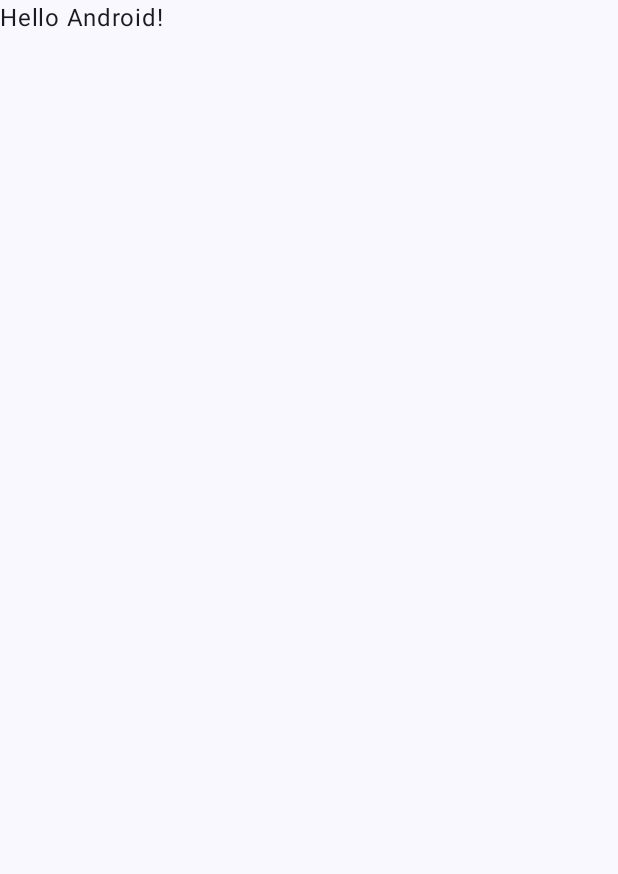
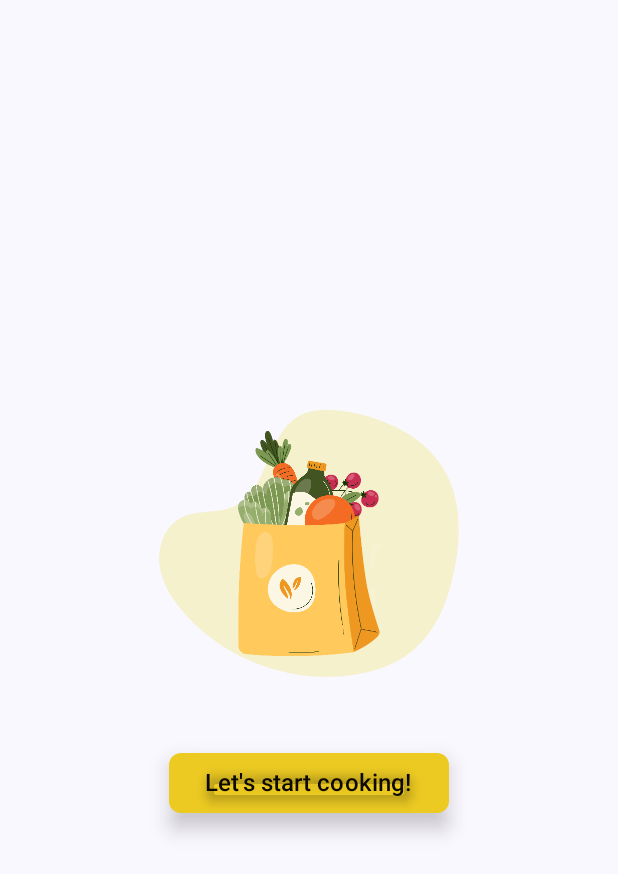
Before and after one commit to PAMN-P10/PAMN_Project, an Android app built with Jetpack Compose: the screen it shows after launch (MainActivity), on a phone screen of 412 x 824 dp. Before the commit the part shown is almost empty. Shown: the top 874 px of the screen. Run offline under Robolectric (Android 15) with nearby library versions, the phone set to English and light mode, and no system bars.

Commit message:
welcomes screens baselines

```diff
--- a/app/build.gradle.kts
+++ b/app/build.gradle.kts
@@ -49,6 +49,9 @@ dependencies {
     implementation(libs.androidx.ui.graphics)
     implementation(libs.androidx.ui.tooling.preview)
     implementation(libs.androidx.material3)
+    implementation(libs.androidx.navigation.runtime.ktx)
+    implementation(libs.androidx.navigation.compose)
+    implementation(libs.coil.compose)
     testImplementation(libs.junit)
     androidTestImplementation(libs.androidx.junit)
     androidTestImplementation(libs.androidx.espresso.core)
--- a/app/src/main/java/com/example/pamn_project/MainActivity.kt
+++ b/app/src/main/java/com/example/pamn_project/MainActivity.kt
@@ -7,10 +7,16 @@ import androidx.activity.enableEdgeToEdge
 import androidx.compose.foundation.layout.fillMaxSize
 import androidx.compose.foundation.layout.padding
 import androidx.compose.material3.Scaffold
-import androidx.compose.material3.Text
+import androidx.compose.material3.Surface
 import androidx.compose.runtime.Composable
 import androidx.compose.ui.Modifier
 import androidx.compose.ui.tooling.preview.Preview
+import androidx.navigation.NavHostController
+import androidx.navigation.compose.NavHost
+import androidx.navigation.compose.composable
+import androidx.navigation.compose.rememberNavController
+import com.example.pamn_project.screens.WelcomeScreen
+import com.example.pamn_project.screens.WelcomeOptionsScreen
 import com.example.pamn_project.ui.theme.PAMN_ProjectTheme
 
 class MainActivity : ComponentActivity() {
@@ -19,29 +25,44 @@ class MainActivity : ComponentActivity() {
         enableEdgeToEdge()
         setContent {
             PAMN_ProjectTheme {
-                Scaffold(modifier = Modifier.fillMaxSize()) { innerPadding ->
-                    Greeting(
-                        name = "Android",
-                        modifier = Modifier.padding(innerPadding)
-                    )
+                val navController = rememberNavController() // Controlador de navegación
+                AppScaffold(navController = navController)
+            }
+        }
+    }
+}
+
+@Composable
+fun AppScaffold(navController: NavHostController) {
+    Scaffold(
+        modifier = Modifier.fillMaxSize()
+    ) { innerPadding ->
+        Surface(
+            modifier = Modifier.padding(innerPadding)
+        ) {
+            // Configuración de la navegación
+            NavHost(
+                navController = navController,
+                startDestination = "welcome_screen"
+            ) {
+                // Pantalla de bienvenida
+                composable("welcome_screen") {
+                    WelcomeScreen(navController = navController)
+                }
+                // Pantalla de opciones de autenticación
+                composable("welcome_options_screen") {
+                    WelcomeOptionsScreen()
                 }
             }
         }
     }
 }
 
-@Composable
-fun Greeting(name: String, modifier: Modifier = Modifier) {
-    Text(
-        text = "Hello $name!",
-        modifier = modifier
-    )
-}
-
 @Preview(showBackground = true)
 @Composable
 fun GreetingPreview() {
     PAMN_ProjectTheme {
-        Greeting("Android")
+        val navController = rememberNavController()
+        AppScaffold(navController = navController)
     }
 }
--- /dev/null
+++ b/app/src/main/java/com/example/pamn_project/screens/WelcomeScreen.kt
@@ -0,0 +1,62 @@
+package com.example.pamn_project.screens
+
+import androidx.compose.foundation.Image
+import androidx.compose.foundation.background
+import androidx.compose.foundation.layout.*
+import androidx.compose.foundation.shape.RoundedCornerShape
+import androidx.compose.material3.Button
+import androidx.compose.material3.ButtonDefaults
+import androidx.compose.material3.MaterialTheme
+import androidx.compose.material3.Text
+import androidx.compose.runtime.Composable
+import androidx.compose.ui.Alignment
+import androidx.compose.ui.Modifier
+import androidx.compose.ui.draw.shadow
+import androidx.compose.ui.graphics.Color
+import androidx.compose.ui.unit.dp
+import androidx.compose.ui.unit.sp
+import androidx.navigation.NavController
+import coil.compose.rememberAsyncImagePainter
+
+@Composable
+fun WelcomeScreen(navController: NavController) {
+    Column(
+        modifier = Modifier
+            .fillMaxSize()
+            .background(color = MaterialTheme.colorScheme.background),
+        verticalArrangement = Arrangement.Center,
+        horizontalAlignment = Alignment.CenterHorizontally
+    ) {
+        Box(contentAlignment = Alignment.Center) {
+            Image(
+                painter = rememberAsyncImagePainter("file:///android_asset/abstract_circle.png"),
+                contentDescription = "Abstract Circle",
+                modifier = Modifier.size(200.dp)
+            )
+            Image(
+                painter = rememberAsyncImagePainter("file:///android_asset/ingredients_bag.png"),
+                contentDescription = "Ingredients Bag",
+                modifier = Modifier.size(150.dp)
+            )
+        }
+
+        Spacer(modifier = Modifier.height(20.dp))
+
+        Button(
+            onClick = { navController.navigate("welcome_options_screen") },
+            colors = ButtonDefaults.buttonColors(containerColor = Color(0xFFECCA22)),
+            shape = RoundedCornerShape(8.dp),
+            modifier = Modifier
+                .padding(16.dp)
+                .shadow(8.dp, shape = RoundedCornerShape(8.dp))
+        ) {
+            Text(
+                text = "Let's start cooking!",
+                color = Color(0xFF0E0A01),
+                fontSize = 16.sp,
+                modifier = Modifier
+                    .shadow(4.dp, shape = RoundedCornerShape(8.dp))
+            )
+        }
+    }
+}
--- a/app/src/main/java/com/example/pamn_project/ui/theme/Theme.kt
+++ b/app/src/main/java/com/example/pamn_project/ui/theme/Theme.kt
@@ -9,43 +9,46 @@ import androidx.compose.material3.dynamicDarkColorScheme
 import androidx.compose.material3.dynamicLightColorScheme
 import androidx.compose.material3.lightColorScheme
 import androidx.compose.runtime.Composable
+import androidx.compose.ui.graphics.Color
 import androidx.compose.ui.platform.LocalContext
 
+// Define colores personalizados para Light y Dark Theme
 private val DarkColorScheme = darkColorScheme(
-    primary = Purple80,
-    secondary = PurpleGrey80,
-    tertiary = Pink80
+    primary = Color(0xFFF0E8BD), // Blanco en modo oscuro
+    onPrimary = Color(0xFF090801), // Negro en modo oscuro
+    primaryContainer = Color(0xFFDDBB13), // Amarillo medio
+    secondary = Color(0xFF4A790B), // Verde oscurito
+    onSecondary = Color(0xFF4CBC10), // Verde cantoso
+    background = Color(0xFF433B0F), // Amarillo muy oscuro, marrón
+    surface = Color(0xFF433B0F), // Igual que el fondo para coherencia
+    onBackground = Color(0xFFF0E8BD), // Blanco como color principal en fondo oscuro
+    onSurface = Color(0xFFF0E8BD)
 )
 
 private val LightColorScheme = lightColorScheme(
-    primary = Purple40,
-    secondary = PurpleGrey40,
-    tertiary = Pink40
-
-    /* Other default colors to override
-    background = Color(0xFFFFFBFE),
-    surface = Color(0xFFFFFBFE),
-    onPrimary = Color.White,
-    onSecondary = Color.White,
-    onTertiary = Color.White,
-    onBackground = Color(0xFF1C1B1F),
-    onSurface = Color(0xFF1C1B1F),
-    */
+    primary = Color(0xFF0E0A01), // Negro
+    onPrimary = Color(0xFFFEFDF6), // Blanco
+    primaryContainer = Color(0xFFECCA22), // Amarillo cantoso
+    secondary = Color(0xFFC4F486), // Verde pastel
+    onSecondary = Color(0xFF7FEF43), // Verde cantoso
+    background = Color(0xFFF0E8BD), // Amarillo pastel
+    surface = Color(0xFFF0E8BD), // Igual que el fondo para coherencia
+    onBackground = Color(0xFF0E0A01), // Negro en modo claro
+    onSurface = Color(0xFF0E0A01)
 )
 
 @Composable
 fun PAMN_ProjectTheme(
     darkTheme: Boolean = isSystemInDarkTheme(),
-    // Dynamic color is available on Android 12+
     dynamicColor: Boolean = true,
     content: @Composable () -> Unit
 ) {
+    // Selecciona esquema de colores según el modo y compatibilidad con Android 12+
     val colorScheme = when {
         dynamicColor && Build.VERSION.SDK_INT >= Build.VERSION_CODES.S -> {
             val context = LocalContext.current
             if (darkTheme) dynamicDarkColorScheme(context) else dynamicLightColorScheme(context)
         }
-
         darkTheme -> DarkColorScheme
         else -> LightColorScheme
     }
--- a/gradle/libs.versions.toml
+++ b/gradle/libs.versions.toml
@@ -8,6 +8,8 @@ espressoCore = "3.6.1"
 lifecycleRuntimeKtx = "2.8.6"
 activityCompose = "1.9.3"
 composeBom = "2024.04.01"
+navigationRuntimeKtx = "2.8.3"
+navigationCompose = "2.8.3"
 
 [libraries]
 androidx-core-ktx = { group = "androidx.core", name = "core-ktx", version.ref = "coreKtx" }
@@ -24,6 +26,9 @@ androidx-ui-tooling-preview = { group = "androidx.compose.ui", name = "ui-toolin
 androidx-ui-test-manifest = { group = "androidx.compose.ui", name = "ui-test-manifest" }
 androidx-ui-test-junit4 = { group = "androidx.compose.ui", name = "ui-test-junit4" }
 androidx-material3 = { group = "androidx.compose.material3", name = "material3" }
+androidx-navigation-runtime-ktx = { group = "androidx.navigation", name = "navigation-runtime-ktx", version.ref = "navigationRuntimeKtx" }
+androidx-navigation-compose = { group = "androidx.navigation", name = "navigation-compose", version.ref = "navigationCompose" }
+coil-compose = { group = "io.coil-kt", name = "coil-compose", version = "2.2.2" }
 
 [plugins]
 android-application = { id = "com.android.application", version.ref = "agp" }
```
Also changed, not shown: app/src/main/java/com/example/pamn_project/screens/WelcomeOptionsScreen.kt (added, +80 -0 lines), app/src/main/res/values/colors.xml (+15 -7 lines), app/src/main/assets/abstract_circle.png (added), app/src/main/assets/ingredients_bag.png (added), 1 other file.
